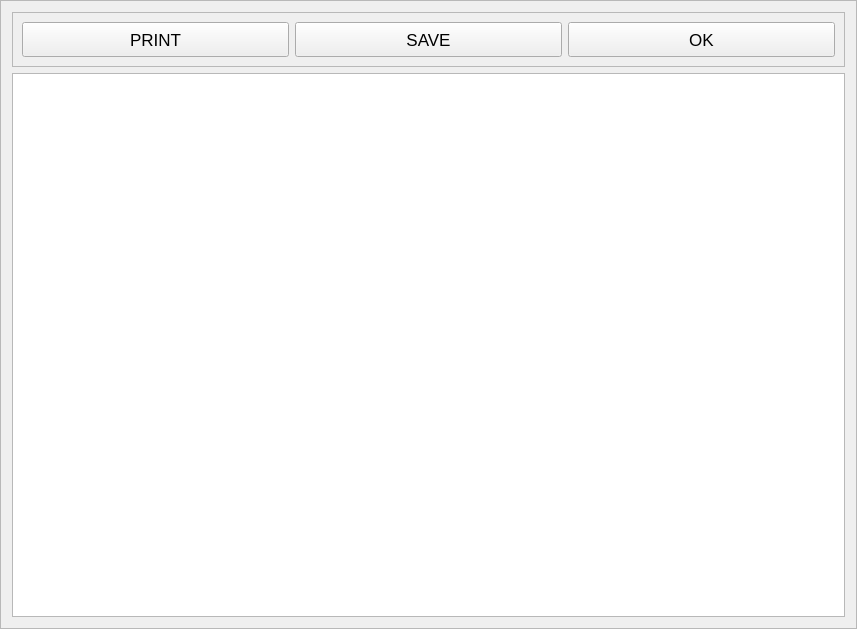
Above: python_interface/uis/viewTextFile.ui from cbgp/diyabc before the change. Below: the same form after it.
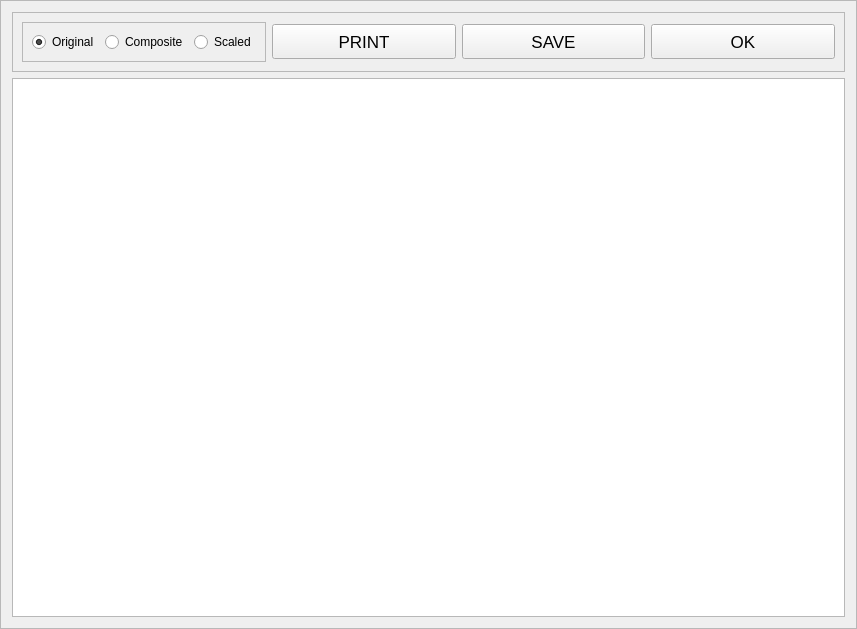
That is the form after the change.

Diff of the .ui file:
```diff
--- a/python_interface/uis/viewTextFile.ui
+++ b/python_interface/uis/viewTextFile.ui
@@ -29,6 +29,42 @@
       <enum>QFrame::Raised</enum>
      </property>
      <layout class="QHBoxLayout" name="horizontalLayout">
+      <item>
+       <widget class="QFrame" name="choiceFrame">
+        <property name="frameShape">
+         <enum>QFrame::StyledPanel</enum>
+        </property>
+        <property name="frameShadow">
+         <enum>QFrame::Raised</enum>
+        </property>
+        <layout class="QHBoxLayout" name="horizontalLayout_2">
+         <item>
+          <widget class="QRadioButton" name="oRadio">
+           <property name="text">
+            <string>Original</string>
+           </property>
+           <property name="checked">
+            <bool>true</bool>
+           </property>
+          </widget>
+         </item>
+         <item>
+          <widget class="QRadioButton" name="cRadio">
+           <property name="text">
+            <string>Composite</string>
+           </property>
+          </widget>
+         </item>
+         <item>
+          <widget class="QRadioButton" name="sRadio">
+           <property name="text">
+            <string>Scaled</string>
+           </property>
+          </widget>
+         </item>
+        </layout>
+       </widget>
+      </item>
       <item>
        <widget class="QPushButton" name="printButton">
         <property name="minimumSize">
```
